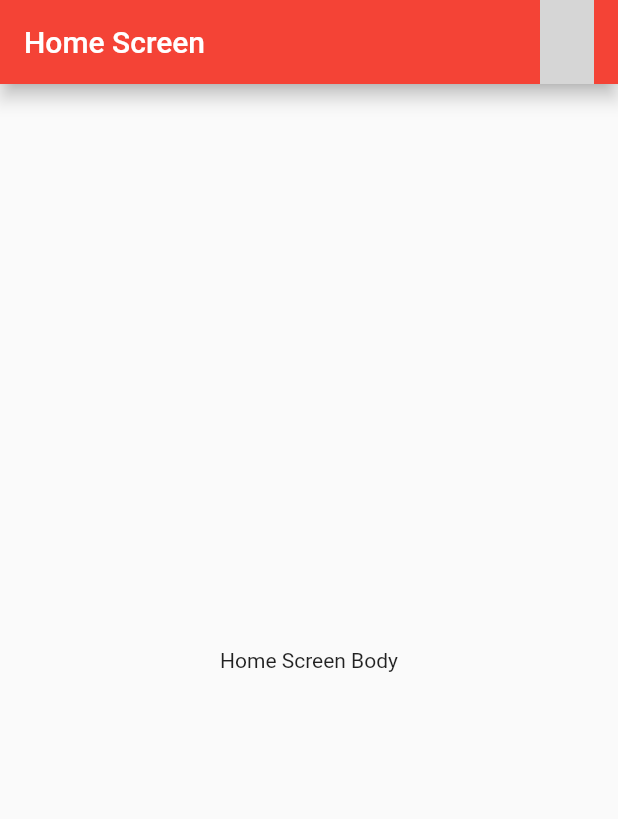
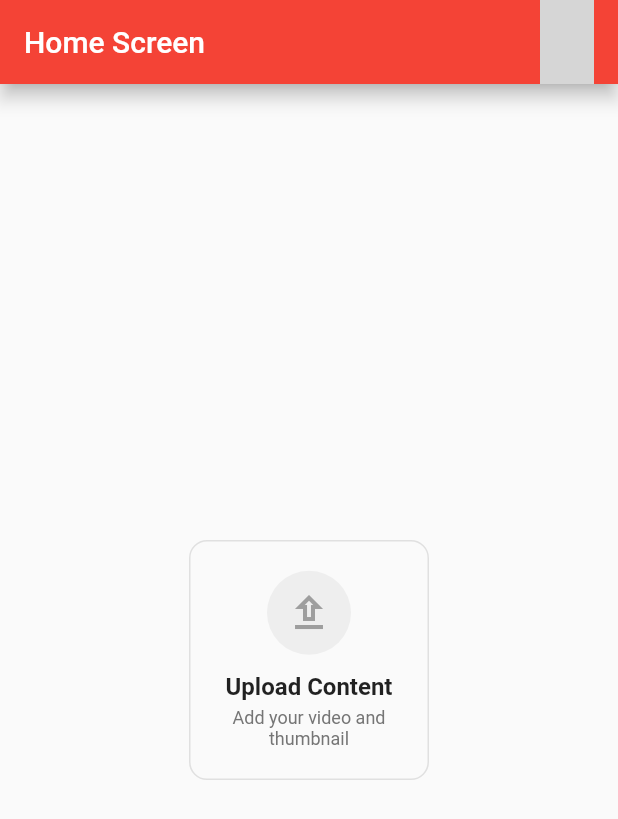
Before and after one commit to deep100ni/YT_Companion, a Flutter app: the HomeScreen screen opened by its route, on a phone screen of 412 x 824 dp. Shown: the top 819 px of the screen. Run offline on Flutter 3.47's test engine with Material 3 defaults, Android fonts, the phone set to English and light mode, and no system bars; our stand-ins replace cloud_firestore, connectivity_plus, firebase_auth, firebase_core, flutter_signin_button, flutter_svg and 6 more; accounts and stored records are empty; network calls fail; grey boxes are pictures that could not be loaded.

Commit message:
feat: Implement content upload functionality
This commit introduces the ability for users to upload content.

Key changes:
- Added `iconsax` dependency for icons.
- Created `UploadContentCard` widget for initiating content upload on the home screen.
- Implemented `UploadContentScreen` with fields for video title, description, thumbnail upload, and comments.
- Integrated the `UploadContentCard` into the `HomeScreen`.

```diff
--- a/lib/screens/home_screen.dart
+++ b/lib/screens/home_screen.dart
@@ -4,6 +4,8 @@ import 'package:get_it/get_it.dart';
 import 'package:go_router/go_router.dart';
 import 'package:trip_planner/repo/local_repo.dart';
 import 'package:trip_planner/repo/user_repo.dart';
+import 'package:trip_planner/screens/upload_content_screen.dart';
+import 'package:trip_planner/widget/Input_widget/upload_content_card_widget.dart';
 import '../app_route.dart';
 import '../models/user.dart';
 
@@ -90,8 +92,17 @@ class _HomeScreenState extends State<HomeScreen> {
           )
         ],
       ),
-      body: const Center(
-        child: Text("Home Screen Body"),
+      body: Center(
+        child: UploadContentCard(
+          onTap: () {
+            // Handle upload button click here
+            // Example: Navigate to an Upload Screen
+            Navigator.push(
+              context,
+              MaterialPageRoute(builder: (_) => const UploadContentScreen()),
+            );
+          },
+        ),
       ),
     );
   }
--- /dev/null
+++ b/lib/widget/Input_widget/upload_content_card_widget.dart
@@ -0,0 +1,56 @@
+import 'package:flutter/material.dart';
+
+class UploadContentCard extends StatelessWidget {
+  final VoidCallback onTap;
+
+  const UploadContentCard({super.key, required this.onTap});
+
+  @override
+  Widget build(BuildContext context) {
+    return GestureDetector(
+      onTap: onTap,
+      child: Container(
+        width: 160, // you can adjust
+        height: 160,
+        decoration: BoxDecoration(
+          borderRadius: BorderRadius.circular(12),
+          border: Border.all(color: Colors.grey.shade300),
+        ),
+        child: Column(
+          mainAxisAlignment: MainAxisAlignment.center,
+          children: [
+            Container(
+              padding: const EdgeInsets.all(12),
+              decoration: BoxDecoration(
+                color: Colors.grey.shade200,
+                shape: BoxShape.circle,
+              ),
+              child: const Icon(
+                Icons.upload_outlined,
+                size: 32,
+                color: Colors.grey,
+              ),
+            ),
+            const SizedBox(height: 12),
+            const Text(
+              "Upload Content",
+              style: TextStyle(
+                fontWeight: FontWeight.w600,
+                fontSize: 16,
+              ),
+            ),
+            const SizedBox(height: 4),
+            Text(
+              "Add your video and\nthumbnail",
+              textAlign: TextAlign.center,
+              style: TextStyle(
+                fontSize: 12,
+                color: Colors.grey.shade600,
+              ),
+            ),
+          ],
+        ),
+      ),
+    );
+  }
+}
--- a/pubspec.yaml
+++ b/pubspec.yaml
@@ -48,6 +48,7 @@ dependencies:
   image_picker: ^1.1.2
   connectivity_plus: ^6.1.5
   flutter_svg: ^2.0.13
+  iconsax: ^0.0.8
 
 dev_dependencies:
   flutter_test:
```
Also changed, not shown: lib/screens/upload_content_screen.dart (added, +173 -0 lines), pubspec.lock.
